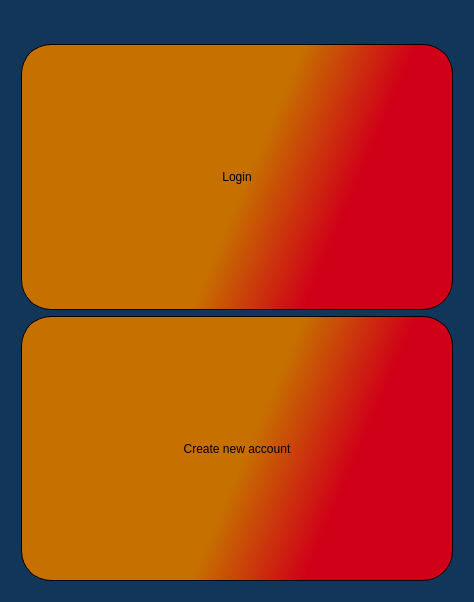
This is MyCovidRecord/mycovidrecord.ui in gagabon501/cs106-2 as Qt 5 draws it before an edit. The edited form follows.
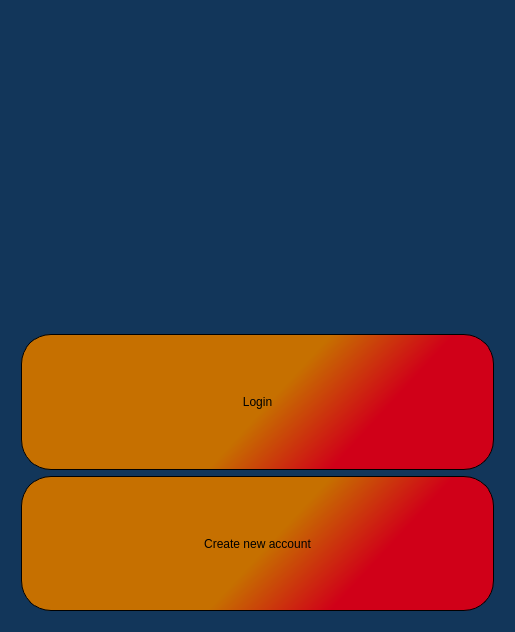
This is the edited form. Icons and pictures are not drawn.

Commit message: Set opening form to start in the middle of the main sreen

```diff
--- a/MyCovidRecord/mycovidrecord.ui
+++ b/MyCovidRecord/mycovidrecord.ui
@@ -6,8 +6,8 @@
    <rect>
     <x>0</x>
     <y>0</y>
-    <width>474</width>
-    <height>602</height>
+    <width>515</width>
+    <height>632</height>
    </rect>
   </property>
   <property name="font">
@@ -23,6 +23,18 @@
 </string>
   </property>
   <widget class="QWidget" name="centralwidget">
+   <layout class="QGridLayout" name="gridLayout">
+    <item row="0" column="0">
+     <widget class="QFrame" name="frame">
+      <property name="styleSheet">
+       <string notr="true">border: 0;</string>
+      </property>
+      <property name="frameShape">
+       <enum>QFrame::StyledPanel</enum>
+      </property>
+      <property name="frameShadow">
+       <enum>QFrame::Raised</enum>
+      </property>
    <layout class="QVBoxLayout" name="verticalLayout">
     <item>
      <widget class="QLabel" name="label_portalMessage">
@@ -43,8 +55,17 @@
       </property>
      </widget>
     </item>
-    <item>
+      </layout>
+     </widget>
+    </item>
+    <item row="1" column="0">
      <widget class="QGroupBox" name="groupBox_2">
+      <property name="sizePolicy">
+       <sizepolicy hsizetype="Preferred" vsizetype="Preferred">
+        <horstretch>0</horstretch>
+        <verstretch>0</verstretch>
+       </sizepolicy>
+      </property>
       <property name="styleSheet">
        <string notr="true">border: 0;</string>
       </property>
```
Left out of the diff: 3 changed lines with no effect on the pictures. Lines whose indentation alone changed are shown as unchanged. The commit also changes 2 other files.
